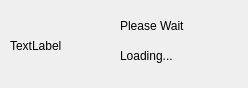
Above: FrameWorkCode/loadingspinner.ui from UDAAN-LEAP/leap-pe-tool before the change. Below: the same form after it.
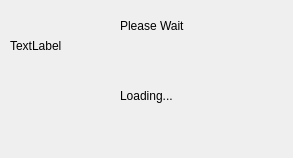
That is the form after the change.

Commit message: Direct Import->Ui+functions

Patch:
```diff
--- a/FrameWorkCode/loadingspinner.ui
+++ b/FrameWorkCode/loadingspinner.ui
@@ -6,8 +6,8 @@
    <rect>
     <x>0</x>
     <y>0</y>
-    <width>248</width>
-    <height>88</height>
+    <width>293</width>
+    <height>158</height>
    </rect>
   </property>
   <property name="windowTitle">
@@ -46,14 +46,20 @@
    <property name="geometry">
     <rect>
      <x>120</x>
-     <y>40</y>
-     <width>111</width>
-     <height>31</height>
+     <y>50</y>
+     <width>151</width>
+     <height>91</height>
     </rect>
    </property>
    <property name="text">
     <string>Loading...</string>
    </property>
+   <property name="scaledContents">
+    <bool>false</bool>
+   </property>
+   <property name="wordWrap">
+    <bool>true</bool>
+   </property>
   </widget>
  </widget>
  <resources/>
```
The commit also changes 6 other files.
